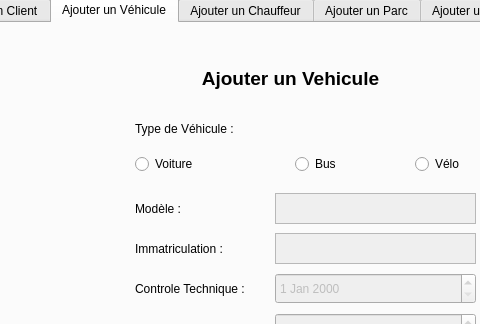
Old version of the form ProjetCPOA/mainwindow.ui in the repository simonh88/projetL3; both pictures show x 127 to 607 and y 0 to 324 of the 894 by 623 pixel window.
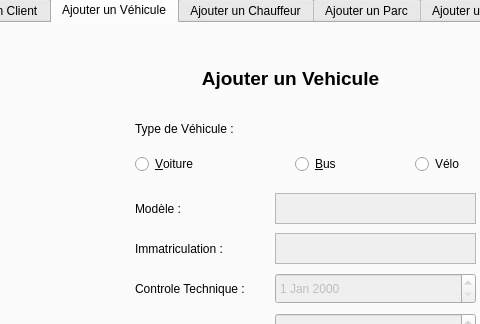
New version of the form.

Patch:
```diff
--- a/ProjetCPOA/mainwindow.ui
+++ b/ProjetCPOA/mainwindow.ui
@@ -354,7 +354,7 @@
        </rect>
       </property>
       <property name="text">
-       <string>Bus</string>
+       <string>&amp;Bus</string>
       </property>
       <attribute name="buttonGroup">
        <string notr="true">buttonGroup</string>
@@ -402,7 +402,7 @@
        </rect>
       </property>
       <property name="text">
-       <string>Voiture</string>
+       <string>&amp;Voiture</string>
       </property>
       <attribute name="buttonGroup">
        <string notr="true">buttonGroup</string>
```
Left out of the diff: 4 changed lines with no effect on the pictures.
